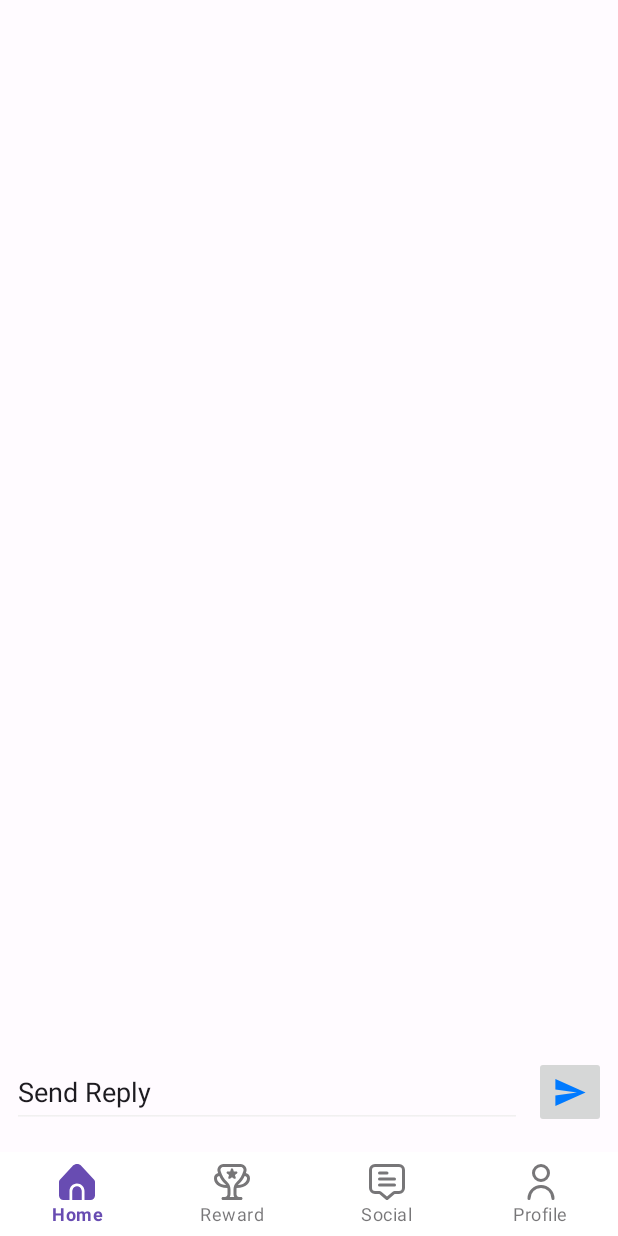
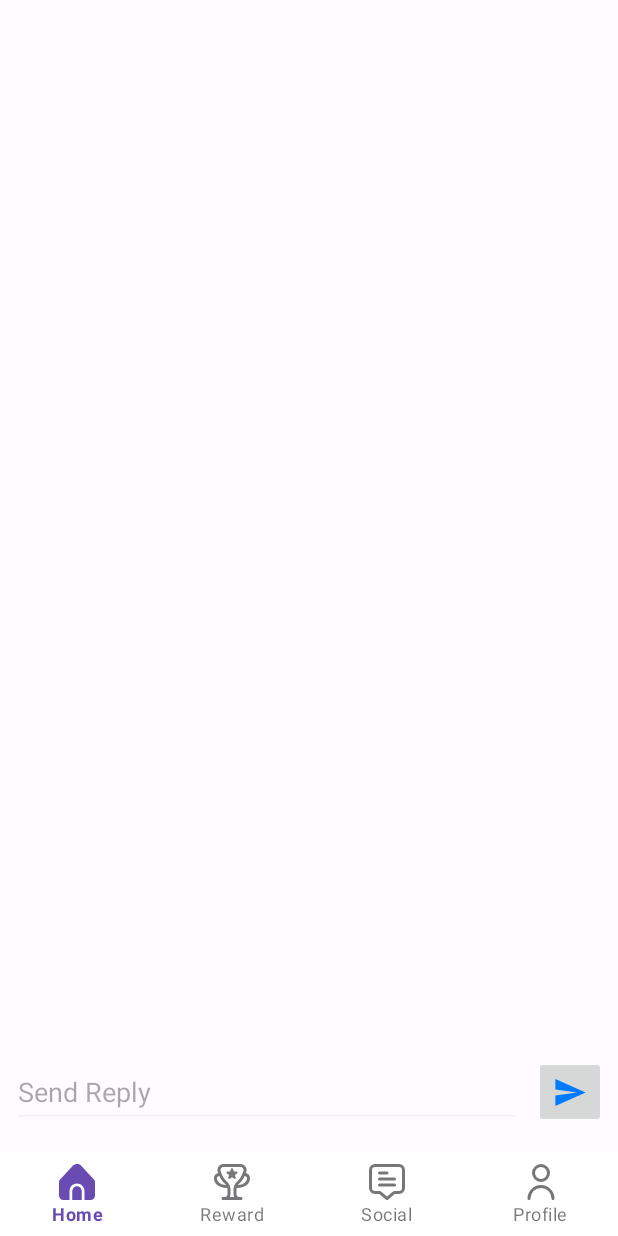
Before and after one commit to KosyAbone/ByteForce, an Android app: the SocialFragment screen opened through its navigation route, on a phone screen of 412 x 824 dp. Run offline under Robolectric (Android 15) with nearby library versions, the phone set to English and light mode, and no system bars; our stand-ins replace Firebase (no records; nobody signed in at launch, a user with empty details on screens opened directly), Picasso, navigation-ui; libraries missing offline, so code that uses them is left out: jp.wasabeef.picasso; pictures from the network do not load; Roboto replaces fonts that are not available here; 1 statement that could not run was skipped.

Commit message:
Wrong attribute on text field

```diff
--- a/KickAsh/app/src/main/res/layout/fragment_social.xml
+++ b/KickAsh/app/src/main/res/layout/fragment_social.xml
@@ -28,7 +28,7 @@
         android:ems="10"
         android:inputType="text"
         android:minHeight="48dp"
-        android:text="Send Reply"
+        android:hint="Send Reply"
         app:layout_constraintBottom_toBottomOf="parent"
         app:layout_constraintEnd_toEndOf="parent"
         app:layout_constraintEnd_toStartOf="@+id/sendMessageButton"
```
